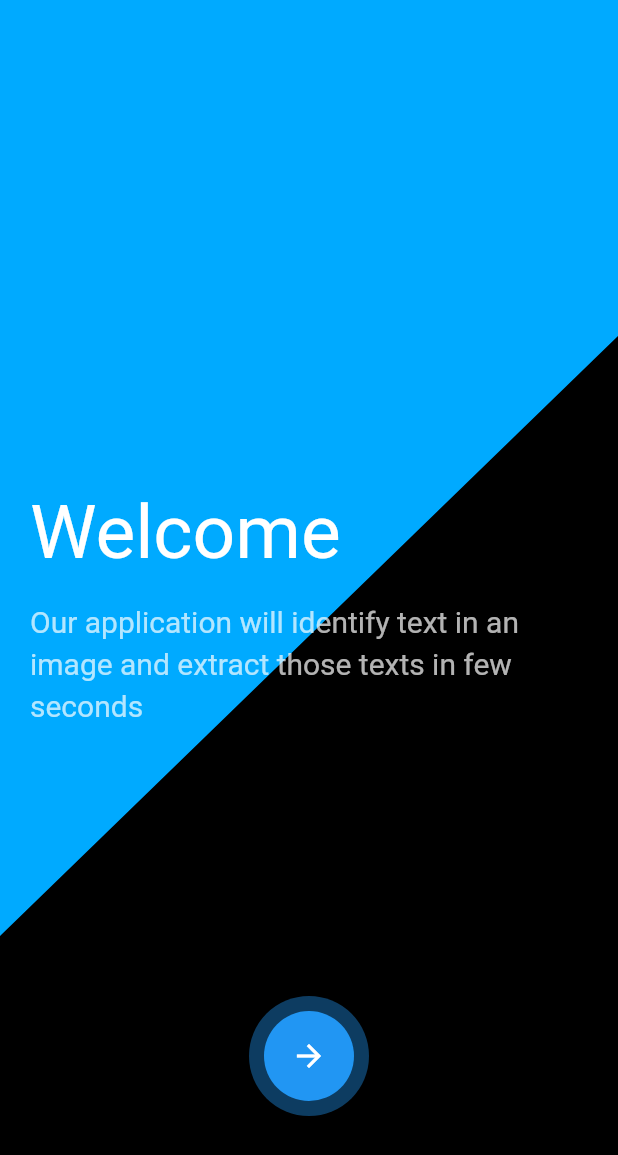
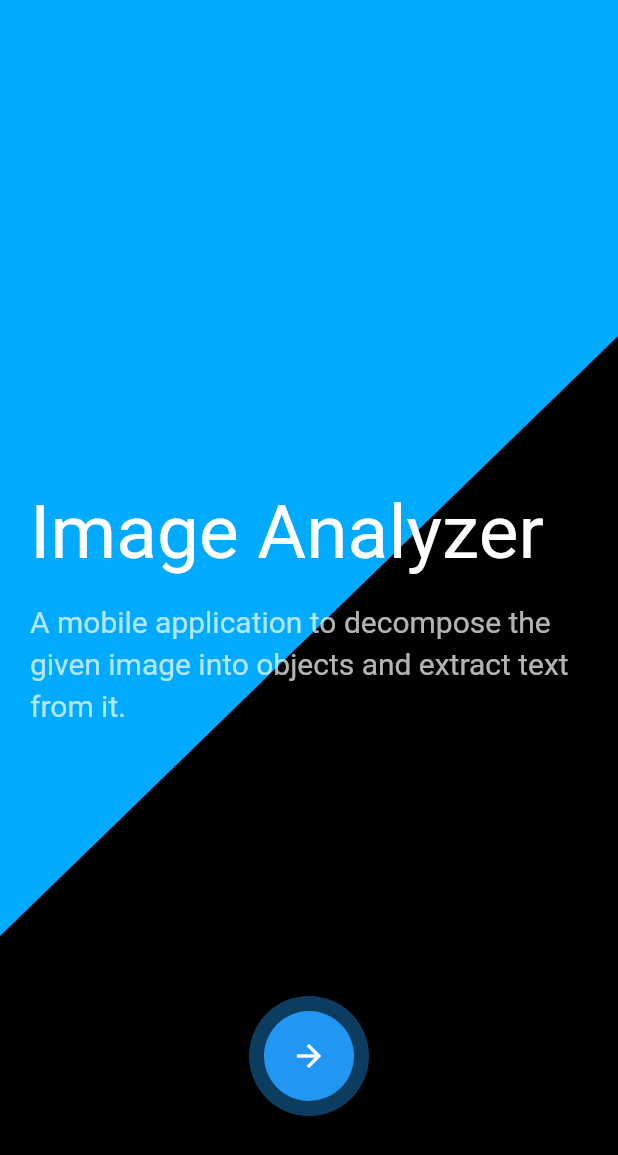
Before and after one commit to mg143pavankumar/Image-Analyzer, a Flutter app: the screen it shows after launch, on a phone screen of 412 x 824 dp. Shown: the top 1155 px of the screen. Run offline on Flutter 3.47's test engine with Material 2 defaults, Android fonts, the phone set to English and light mode, and no system bars; our stand-ins replace firebase_core, image_cropper, image_picker, page_transition, simple_animations; missing offline and left inert: animated_splash, firebase_ml_vision; accounts and stored records are empty.

Commit message:
Fixed error messages.

```diff
--- a/lib/views/homePage.dart
+++ b/lib/views/homePage.dart
@@ -155,7 +155,7 @@ class _HomePageState extends State<HomePage> {
                                 ),
                                 child: Center(
                                   child: Text(
-                                    "No Text found",
+                                    "No Text found. It is an object.",
                                     style: TextStyle(
                                       fontSize: 20,
                                       color:
--- a/lib/views/onboarding.dart
+++ b/lib/views/onboarding.dart
@@ -127,7 +127,7 @@ class _OnBoardingState extends State<OnBoarding> with TickerProviderStateMixin {
                   FadeAnimation(
                       1,
                       Text(
-                        "Welcome",
+                        "Image Analyzer",
                         style: TextStyle(color: Colors.white, fontSize: 50),
                       )),
                   SizedBox(
@@ -136,7 +136,7 @@ class _OnBoardingState extends State<OnBoarding> with TickerProviderStateMixin {
                   FadeAnimation(
                       1.3,
                       Text(
-                        "Our application will identify text in an image and extract those texts in few seconds",
+                        "A mobile application to decompose the given image into objects and extract text from it. ",
                         style: TextStyle(
                             color: Colors.white.withOpacity(.7),
                             height: 1.4,
```
